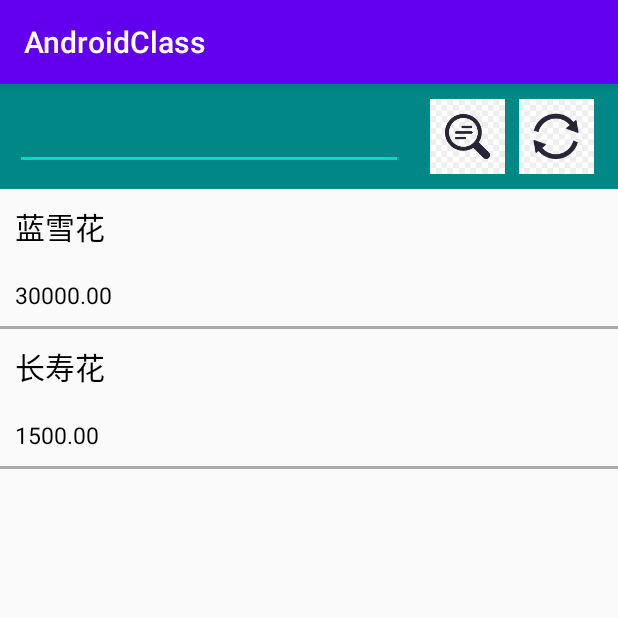
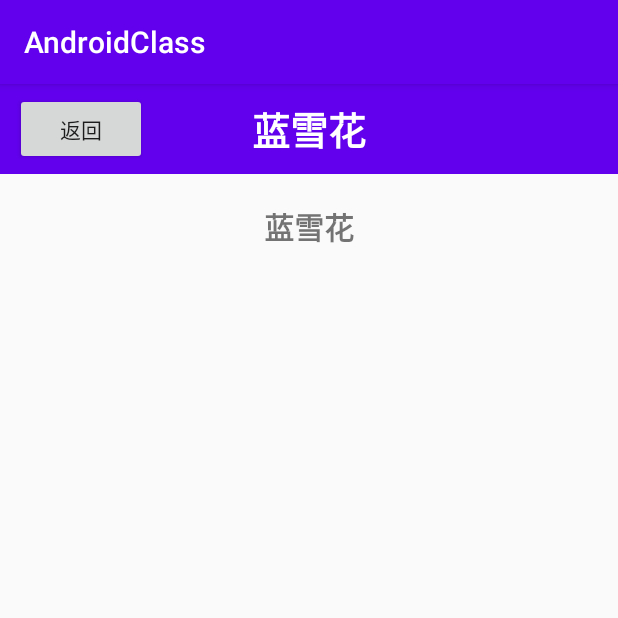
Before and after one commit to ytt-fish/AndroidClass, an Android app: the PlantListActivity screen opened directly, with no data from a screen before it, after a tap on "蓝雪花", on a phone screen of 412 x 824 dp, the top half of it. Run offline under Robolectric (Android 15) with nearby library versions, the phone set to English and light mode, and no system bars.

Commit message:
6.4详情介绍页面

```diff
--- a/app/src/main/java/com/example/androidclass/PlantDesActivity.java
+++ b/app/src/main/java/com/example/androidclass/PlantDesActivity.java
@@ -2,15 +2,38 @@ package com.example.androidclass;
 
 import androidx.appcompat.app.AppCompatActivity;
 
+import android.content.Intent;
 import android.os.Bundle;
+import android.util.Log;
+import android.view.View;
 import android.widget.TextView;
+
+import plant_list.PlantListActivity;
 
 public class PlantDesActivity extends AppCompatActivity {
     TextView plantTitle,plantDes;
+    String[] des = new String[] {"蓝雪花", "长寿花"};
+    int position=0;
+    String TAG="PlantDesActivity";
 
     @Override
     protected void onCreate(Bundle savedInstanceState) {
         super.onCreate(savedInstanceState);
         setContentView(R.layout.activity_plant_des);
+        final String name=getIntent().getStringExtra("nameStr");
+        position=getIntent().getIntExtra("position",0);
+        Log.i(TAG,"onCreate:title="+name);
+        Log.i(TAG,"onCreate:rate="+position);
+        plantDes=findViewById(R.id.plant_des_title);
+        plantDes.setText(name);
+        plantDes=findViewById(R.id.plant_description);
+        plantDes.setText(des[position]);
+    }
+
+    public void onClick_back(View view) {
+        if(view.getId()==R.id.plant_des_back){
+            Intent intent=new Intent(this, PlantListActivity.class);
+            startActivity(intent);
+        }
     }
 }
--- a/app/src/main/java/plant_list/PlantListActivity.java
+++ b/app/src/main/java/plant_list/PlantListActivity.java
@@ -2,6 +2,7 @@ package plant_list;
 
 import androidx.appcompat.app.AppCompatActivity;
 
+import android.content.Intent;
 import android.os.Bundle;
 import android.util.Log;
 import android.view.View;
@@ -12,6 +13,7 @@ import android.widget.ListView;
 import android.widget.SimpleAdapter;
 import android.widget.Toast;
 
+import com.example.androidclass.PlantDesActivity;
 import com.example.androidclass.R;
 
 import org.jsoup.internal.StringUtil;
@@ -66,6 +68,16 @@ public class PlantListActivity extends AppCompatActivity implements AdapterView.
         Log.i(TAG,"onItemClick:view:"+view);
         Log.i(TAG,"onClickItem:position"+position);
         Log.i(TAG,"onClickItem:id"+id);
+
+        ListView listView = findViewById(R.id.plant_list_LV);
+        HashMap<String,String> map= (HashMap<String, String>) listView.getItemAtPosition(position);
+        String nameStr=map.get("PlantName");
+        Log.i(TAG,"onItemClick:titleStr"+nameStr);
+
+        Intent plantDes=new Intent(this, PlantDesActivity.class);
+        plantDes.putExtra("position",position);
+        plantDes.putExtra("nameStr",nameStr);
+        startActivity(plantDes);
     }
 
     @Override
--- a/app/src/main/res/layout/activity_plant_des.xml
+++ b/app/src/main/res/layout/activity_plant_des.xml
@@ -21,7 +21,8 @@
                 android:text="@string/plant_des_back"
                 android:layout_centerVertical="true"
                 android:layout_marginLeft="10dp"
-                android:layout_marginStart="10dp" />
+                android:layout_marginStart="10dp"
+                android:onClick="onClick_back"/>
 
             <TextView
                 android:id="@+id/plant_des_title"
--- a/app/src/main/res/values/strings.xml
+++ b/app/src/main/res/values/strings.xml
@@ -37,4 +37,5 @@
     <string name="home_btn2">科学知识</string>
     <string name="home_btn3">科学养护</string>
     <string name="plant_des_back">返回</string>
+    <string name="plant_menu_grid">GridView视图</string>
 </resources>
```
Also changed, not shown: app/src/main/java/com/example/androidclass/HomeActivity.java (+14 -0 lines), app/src/main/res/menu/plant.xml (added, +8 -0 lines).
